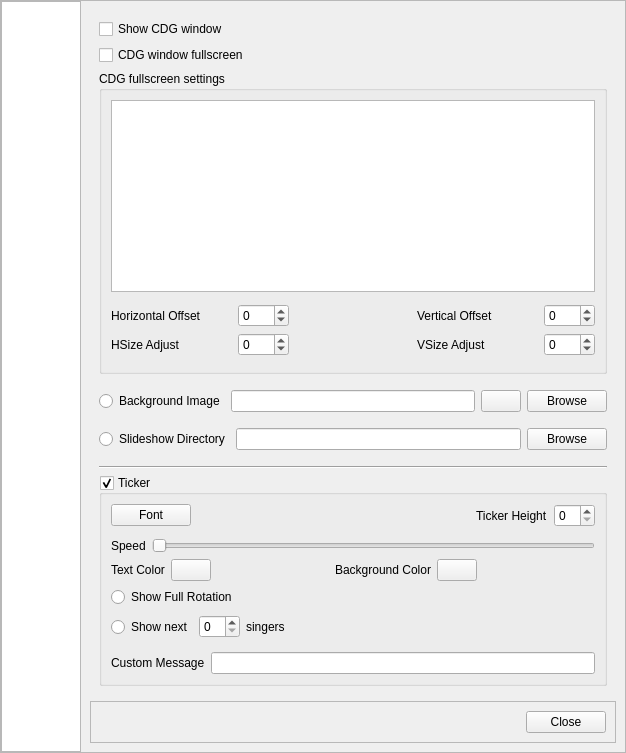
Above: OpenKJ/dlgsettings.ui from OpenKJ/OpenKJ before the change. Below: the same form after it.
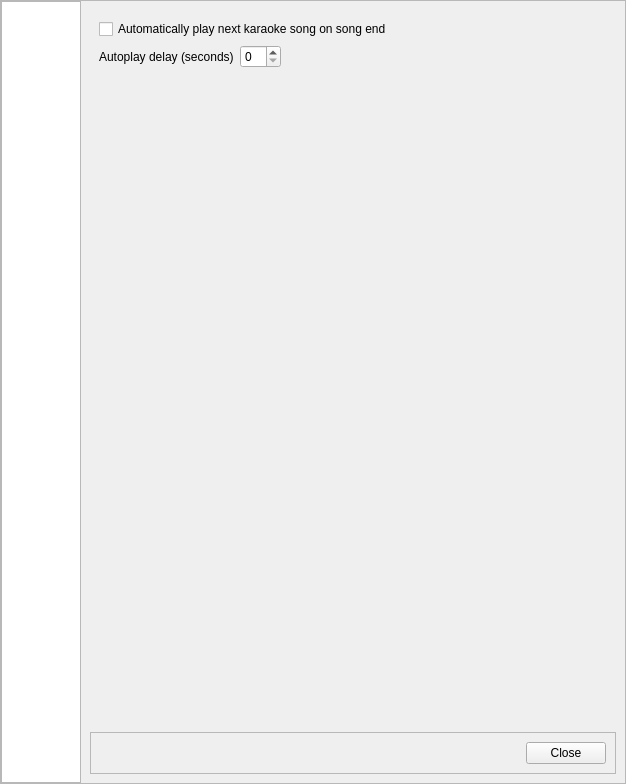
That is the form after the change. Icons and pictures are not drawn.

Commit message:
Initial stab at auto-advance mode for karaoke
Github feature request issues #23 and #18

When a song ends, it will advance through the rotation from the current
position until it hits a singer with an unplayed song in their queue,
when it does, it will play it after a configurable number of seonds
(default 30).  If it doesn't find any unplayed songs, it just stops.

Patch:
```diff
--- a/OpenKJ/dlgsettings.ui
+++ b/OpenKJ/dlgsettings.ui
@@ -10,7 +10,7 @@
     <x>0</x>
     <y>0</y>
     <width>626</width>
-    <height>753</height>
+    <height>784</height>
    </rect>
   </property>
   <property name="windowTitle">
@@ -167,7 +167,7 @@
         <item>
          <widget class="QStackedWidget" name="stackedWidget">
           <property name="currentIndex">
-           <number>1</number>
+           <number>3</number>
           </property>
           <widget class="QWidget" name="audioPage">
            <layout class="QVBoxLayout" name="verticalLayout_7">
@@ -870,6 +870,57 @@
             </item>
            </layout>
           </widget>
+          <widget class="QWidget" name="otherPage">
+           <layout class="QVBoxLayout" name="verticalLayout_15">
+            <item>
+             <widget class="QCheckBox" name="checkBoxKAA">
+              <property name="text">
+               <string>Automatically play next karaoke song on song end</string>
+              </property>
+             </widget>
+            </item>
+            <item>
+             <layout class="QHBoxLayout" name="horizontalLayout_11">
+              <item>
+               <widget class="QLabel" name="label_9">
+                <property name="text">
+                 <string>Autoplay delay (seconds)</string>
+                </property>
+               </widget>
+              </item>
+              <item>
+               <widget class="QSpinBox" name="spinBoxAADelay"/>
+              </item>
+              <item>
+               <spacer name="horizontalSpacer_6">
+                <property name="orientation">
+                 <enum>Qt::Horizontal</enum>
+                </property>
+                <property name="sizeHint" stdset="0">
+                 <size>
+                  <width>40</width>
+                  <height>20</height>
+                 </size>
+                </property>
+               </spacer>
+              </item>
+             </layout>
+            </item>
+            <item>
+             <spacer name="verticalSpacer_2">
+              <property name="orientation">
+               <enum>Qt::Vertical</enum>
+              </property>
+              <property name="sizeHint" stdset="0">
+               <size>
+                <width>20</width>
+                <height>609</height>
+               </size>
+              </property>
+             </spacer>
+            </item>
+           </layout>
+          </widget>
          </widget>
         </item>
         <item>
```
The commit also changes 8 other files.
